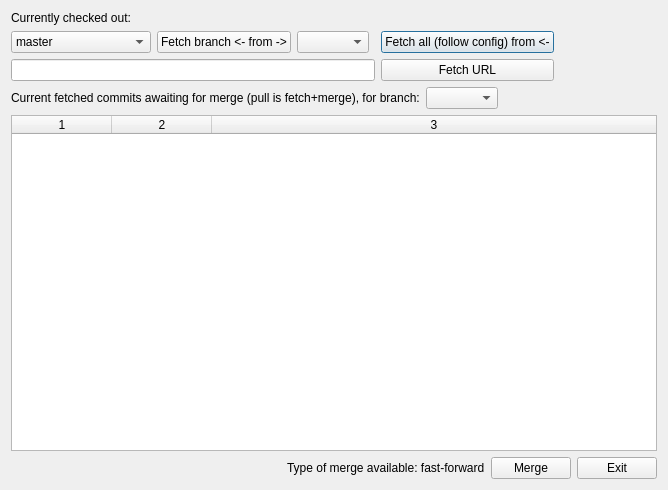
Before: the Qt Designer form manager/pulldialog.ui in NorthIsMirror/QtZekyllManager, drawn with Qt 5.
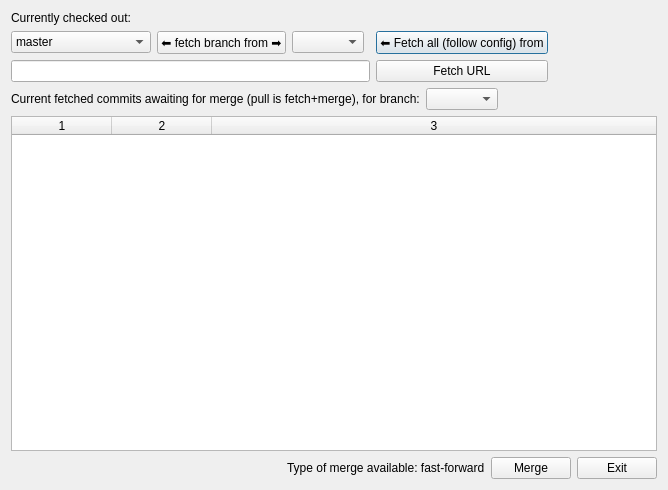
After: the same form once the commit is applied.

Commit message: Use unicode arrows, slightly modify fetchBranch text (PullDialog)

Patch:
```diff
--- a/manager/pulldialog.ui
+++ b/manager/pulldialog.ui
@@ -26,7 +26,7 @@
      <item row="0" column="5">
       <widget class="QPushButton" name="fetchAll">
        <property name="text">
-        <string>Fetch all (follow config) from &lt;-</string>
+        <string>⬅ Fetch all (follow config) from</string>
        </property>
       </widget>
      </item>
@@ -74,7 +74,7 @@
      <item row="0" column="1" colspan="2">
       <widget class="QPushButton" name="fetchBranch">
        <property name="text">
-        <string>Fetch branch &lt;- from -&gt;</string>
+        <string>⬅ fetch branch from ➡</string>
        </property>
       </widget>
      </item>
```
